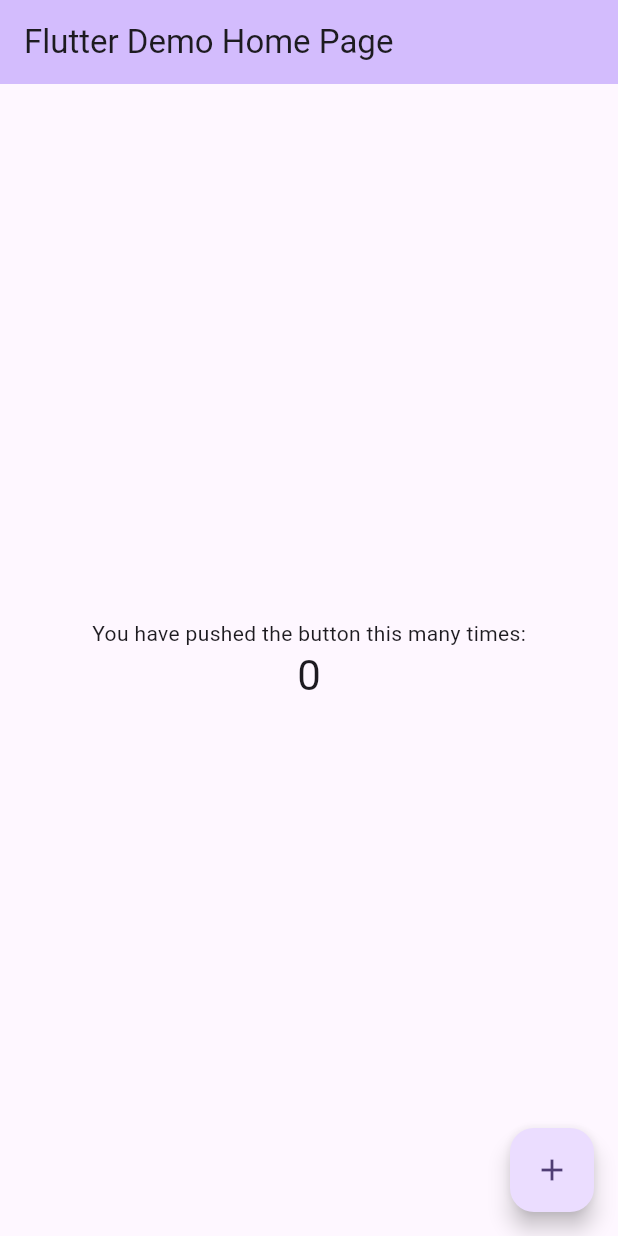
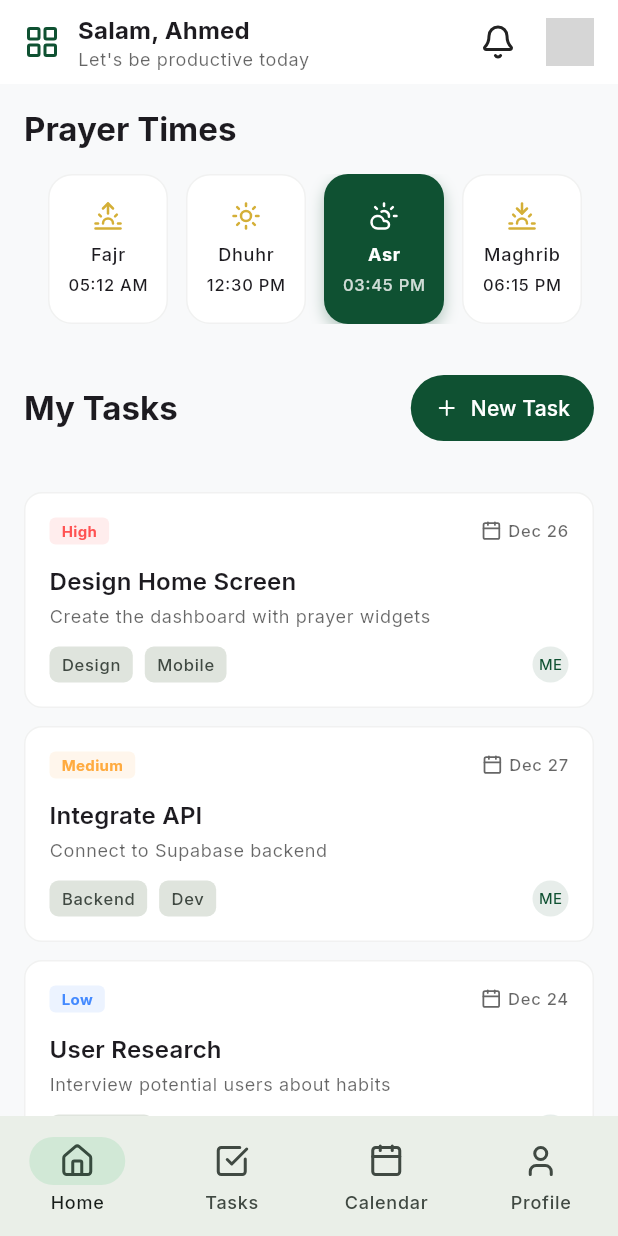
Before and after one commit to could-ai/019b536f-1b17-77f4-82b9-dcf05c0c19a7, a Flutter app: the screen it shows after launch, on a phone screen of 412 x 824 dp. Run offline on Flutter 3.47's test engine with Material 3 defaults, Android fonts, the phone set to English and light mode, and no system bars; our stand-ins replace google_fonts, lucide_icons; network calls fail; grey boxes are pictures that could not be loaded.

Commit message:
Fixed lucide_icons version to ^0.257.0 to resolve dependency error.; Updated main.dart to use the new AppTheme and point to HomeScreen.; Created PrayerStrip widget to display prayer times horizontally with active state highlighting.; Created TaskCard widget to display individual task details including priority, tags, and due date.; Created HomeScreen with responsive layout (NavigationRail for desktop/iPad, BottomNavigationBar for mobile), displaying prayer times and a task list.

```diff
--- /dev/null
+++ b/usr/lib/features/home/screens/home_screen.dart
@@ -0,0 +1,180 @@
+import 'package:flutter/material.dart';
+import 'package:couldai_user_app/core/data/mock_data.dart';
+import 'package:couldai_user_app/features/prayer/widgets/prayer_strip.dart';
+import 'package:couldai_user_app/features/tasks/widgets/task_card.dart';
+import 'package:lucide_icons/lucide_icons.dart';
+
+class HomeScreen extends StatefulWidget {
+  const HomeScreen({super.key});
+
+  @override
+  State<HomeScreen> createState() => _HomeScreenState();
+}
+
+class _HomeScreenState extends State<HomeScreen> {
+  int _selectedIndex = 0;
+
+  @override
+  Widget build(BuildContext context) {
+    final isWideScreen = MediaQuery.of(context).size.width > 800;
+    final theme = Theme.of(context);
+
+    return Scaffold(
+      body: Row(
+        children: [
+          if (isWideScreen)
+            NavigationRail(
+              selectedIndex: _selectedIndex,
+              onDestinationSelected: (int index) {
+                setState(() {
+                  _selectedIndex = index;
+                });
+              },
+              labelType: NavigationRailLabelType.all,
+              leading: Padding(
+                padding: const EdgeInsets.symmetric(vertical: 24),
+                child: Icon(LucideIcons.layoutGrid, color: theme.colorScheme.primary, size: 32),
+              ),
+              destinations: const [
+                NavigationRailDestination(
+                  icon: Icon(LucideIcons.home),
+                  label: Text('Home'),
+                ),
+                NavigationRailDestination(
+                  icon: Icon(LucideIcons.checkSquare),
+                  label: Text('Tasks'),
+                ),
+                NavigationRailDestination(
+                  icon: Icon(LucideIcons.calendar),
+                  label: Text('Calendar'),
+                ),
+                NavigationRailDestination(
+                  icon: Icon(LucideIcons.settings),
+                  label: Text('Settings'),
+                ),
+              ],
+            ),
+          if (isWideScreen) const VerticalDivider(thickness: 1, width: 1),
+          Expanded(
+            child: CustomScrollView(
+              slivers: [
+                SliverAppBar(
+                  floating: true,
+                  title: Row(
+                    children: [
+                      if (!isWideScreen) ...[
+                        Icon(LucideIcons.layoutGrid, color: theme.colorScheme.primary),
+                        const SizedBox(width: 12),
+                      ],
+                      Column(
+                        crossAxisAlignment: CrossAxisAlignment.start,
+                        children: [
+                          Text(
+                            'Salam, Ahmed',
+                            style: theme.textTheme.titleMedium?.copyWith(fontWeight: FontWeight.bold),
+                          ),
+                          Text(
+                            'Let\'s be productive today',
+                            style: theme.textTheme.bodySmall?.copyWith(color: theme.hintColor),
+                          ),
+                        ],
+                      ),
+                    ],
+                  ),
+                  actions: [
+                    IconButton(
+                      icon: const Icon(LucideIcons.bell),
+                      onPressed: () {},
+                    ),
+                    const SizedBox(width: 8),
+                    const CircleAvatar(
+                      radius: 16,
+                      backgroundImage: NetworkImage('https://i.pravatar.cc/150?img=11'),
+                    ),
+                    const SizedBox(width: 16),
+                  ],
+                ),
+                SliverToBoxAdapter(
+                  child: Padding(
+                    padding: const EdgeInsets.all(16.0),
+                    child: Column(
+                      crossAxisAlignment: CrossAxisAlignment.start,
+                      children: [
+                        Text(
+                          'Prayer Times',
+                          style: theme.textTheme.titleLarge?.copyWith(fontWeight: FontWeight.bold),
+                        ),
+                        const SizedBox(height: 16),
+                        const PrayerStrip(),
+                        const SizedBox(height: 32),
+                        Row(
+                          mainAxisAlignment: MainAxisAlignment.spaceBetween,
+                          children: [
+                            Text(
+                              'My Tasks',
+                              style: theme.textTheme.titleLarge?.copyWith(fontWeight: FontWeight.bold),
+                            ),
+                            FilledButton.icon(
+                              onPressed: () {},
+                              icon: const Icon(LucideIcons.plus, size: 16),
+                              label: const Text('New Task'),
+                              style: FilledButton.styleFrom(
+                                padding: const EdgeInsets.symmetric(horizontal: 16, vertical: 12),
+                              ),
+                            ),
+                          ],
+                        ),
+                        const SizedBox(height: 16),
+                      ],
+                    ),
+                  ),
+                ),
+                SliverPadding(
+                  padding: const EdgeInsets.symmetric(horizontal: 16),
+                  sliver: SliverList(
+                    delegate: SliverChildBuilderDelegate(
+                      (context, index) {
+                        final task = MockData.tasks[index];
+                        return TaskCard(task: task);
+                      },
+                      childCount: MockData.tasks.length,
+                    ),
+                  ),
+                ),
+                const SliverToBoxAdapter(child: SizedBox(height: 80)),
+              ],
+            ),
+          ),
+        ],
+      ),
+      bottomNavigationBar: isWideScreen
+          ? null
+          : NavigationBar(
+              selectedIndex: _selectedIndex,
+              onDestinationSelected: (int index) {
+                setState(() {
+                  _selectedIndex = index;
+                });
+              },
+              destinations: const [
+                NavigationDestination(
+                  icon: Icon(LucideIcons.home),
+                  label: 'Home',
+                ),
+                NavigationDestination(
+                  icon: Icon(LucideIcons.checkSquare),
+                  label: 'Tasks',
+                ),
+                NavigationDestination(
+                  icon: Icon(LucideIcons.calendar),
+                  label: 'Calendar',
+                ),
+                NavigationDestination(
+                  icon: Icon(LucideIcons.user),
+                  label: 'Profile',
+                ),
+              ],
+            ),
+    );
+  }
+}
--- /dev/null
+++ b/usr/lib/features/prayer/widgets/prayer_strip.dart
@@ -0,0 +1,98 @@
+import 'package:flutter/material.dart';
+import 'package:couldai_user_app/core/data/mock_data.dart';
+import 'package:intl/intl.dart';
+import 'package:lucide_icons/lucide_icons.dart';
+
+class PrayerStrip extends StatelessWidget {
+  const PrayerStrip({super.key});
+
+  @override
+  Widget build(BuildContext context) {
+    return SizedBox(
+      height: 100,
+      child: ListView.separated(
+        scrollDirection: Axis.horizontal,
+        padding: const EdgeInsets.symmetric(horizontal: 16),
+        itemCount: MockData.prayerTimes.length,
+        separatorBuilder: (context, index) => const SizedBox(width: 12),
+        itemBuilder: (context, index) {
+          final prayer = MockData.prayerTimes[index];
+          return _PrayerCard(prayer: prayer);
+        },
+      ),
+    );
+  }
+}
+
+class _PrayerCard extends StatelessWidget {
+  final PrayerTime prayer;
+
+  const _PrayerCard({required this.prayer});
+
+  @override
+  Widget build(BuildContext context) {
+    final theme = Theme.of(context);
+    final isNext = prayer.isNext;
+
+    return Container(
+      width: 80,
+      padding: const EdgeInsets.symmetric(vertical: 12),
+      decoration: BoxDecoration(
+        color: isNext ? theme.colorScheme.primary : theme.cardTheme.color,
+        borderRadius: BorderRadius.circular(16),
+        border: isNext ? null : Border.all(color: theme.dividerColor.withOpacity(0.1)),
+        boxShadow: isNext
+            ? [
+                BoxShadow(
+                  color: theme.colorScheme.primary.withOpacity(0.3),
+                  blurRadius: 8,
+                  offset: const Offset(0, 4),
+                )
+              ]
+            : [],
+      ),
+      child: Column(
+        mainAxisAlignment: MainAxisAlignment.center,
+        children: [
+          Icon(
+            _getIconForPrayer(prayer.name),
+            size: 20,
+            color: isNext ? theme.colorScheme.onPrimary : theme.colorScheme.secondary,
+          ),
+          const SizedBox(height: 8),
+          Text(
+            prayer.name,
+            style: theme.textTheme.labelMedium?.copyWith(
+              color: isNext ? theme.colorScheme.onPrimary : theme.textTheme.bodyMedium?.color,
+              fontWeight: isNext ? FontWeight.bold : FontWeight.w500,
+            ),
+          ),
+          const SizedBox(height: 4),
+          Text(
+            prayer.time,
+            style: theme.textTheme.labelSmall?.copyWith(
+              color: isNext ? theme.colorScheme.onPrimary.withOpacity(0.8) : theme.textTheme.bodySmall?.color,
+            ),
+          ),
+        ],
+      ),
+    );
+  }
+
+  IconData _getIconForPrayer(String name) {
+    switch (name.toLowerCase()) {
+      case 'fajr':
+        return LucideIcons.sunrise;
+      case 'dhuhr':
+        return LucideIcons.sun;
+      case 'asr':
+        return LucideIcons.cloudSun;
+      case 'maghrib':
+        return LucideIcons.sunset;
+      case 'isha':
+        return LucideIcons.moon;
+      default:
+        return LucideIcons.clock;
+    }
+  }
+}
--- /dev/null
+++ b/usr/lib/features/tasks/widgets/task_card.dart
@@ -0,0 +1,121 @@
+import 'package:flutter/material.dart';
+import 'package:couldai_user_app/core/data/mock_data.dart';
+import 'package:intl/intl.dart';
+import 'package:lucide_icons/lucide_icons.dart';
+
+class TaskCard extends StatelessWidget {
+  final Task task;
+
+  const TaskCard({super.key, required this.task});
+
+  @override
+  Widget build(BuildContext context) {
+    final theme = Theme.of(context);
+
+    return Container(
+      margin: const EdgeInsets.only(bottom: 12),
+      padding: const EdgeInsets.all(16),
+      decoration: BoxDecoration(
+        color: theme.cardTheme.color,
+        borderRadius: BorderRadius.circular(12),
+        border: Border.all(color: theme.dividerColor.withOpacity(0.1)),
+      ),
+      child: Column(
+        crossAxisAlignment: CrossAxisAlignment.start,
+        children: [
+          Row(
+            mainAxisAlignment: MainAxisAlignment.spaceBetween,
+            children: [
+              _buildPriorityBadge(context, task.priority),
+              if (task.dueDate != null)
+                Row(
+                  children: [
+                    Icon(LucideIcons.calendar, size: 14, color: theme.hintColor),
+                    const SizedBox(width: 4),
+                    Text(
+                      DateFormat('MMM d').format(task.dueDate!),
+                      style: theme.textTheme.labelSmall?.copyWith(color: theme.hintColor),
+                    ),
+                  ],
+                ),
+            ],
+          ),
+          const SizedBox(height: 12),
+          Text(
+            task.title,
+            style: theme.textTheme.titleMedium?.copyWith(fontWeight: FontWeight.w600),
+          ),
+          const SizedBox(height: 4),
+          Text(
+            task.description,
+            style: theme.textTheme.bodySmall?.copyWith(color: theme.hintColor),
+            maxLines: 2,
+            overflow: TextOverflow.ellipsis,
+          ),
+          const SizedBox(height: 12),
+          Row(
+            children: [
+              ...task.tags.map((tag) => Padding(
+                    padding: const EdgeInsets.only(right: 8),
+                    child: Container(
+                      padding: const EdgeInsets.symmetric(horizontal: 8, vertical: 4),
+                      decoration: BoxDecoration(
+                        color: theme.colorScheme.surfaceContainerHighest,
+                        borderRadius: BorderRadius.circular(6),
+                      ),
+                      child: Text(
+                        tag,
+                        style: theme.textTheme.labelSmall?.copyWith(
+                          color: theme.colorScheme.onSurfaceVariant,
+                        ),
+                      ),
+                    ),
+                  )),
+              const Spacer(),
+              CircleAvatar(
+                radius: 12,
+                backgroundColor: theme.colorScheme.primary.withOpacity(0.1),
+                child: Text(
+                  'ME',
+                  style: TextStyle(fontSize: 10, color: theme.colorScheme.primary),
+                ),
+              ),
+            ],
+          ),
+        ],
+      ),
+    );
+  }
+
+  Widget _buildPriorityBadge(BuildContext context, TaskPriority priority) {
+    Color color;
+    String label;
+
+    switch (priority) {
+      case TaskPriority.high:
+        color = Colors.redAccent;
+        label = 'High';
+        break;
+      case TaskPriority.medium:
+        color = Colors.orangeAccent;
+        label = 'Medium';
+        break;
+      case TaskPriority.low:
+        color = Colors.blueAccent;
+        label = 'Low';
+        break;
+    }
+
+    return Container(
+      padding: const EdgeInsets.symmetric(horizontal: 8, vertical: 2),
+      decoration: BoxDecoration(
+        color: color.withOpacity(0.1),
+        borderRadius: BorderRadius.circular(4),
+      ),
+      child: Text(
+        label,
+        style: TextStyle(color: color, fontSize: 10, fontWeight: FontWeight.bold),
+      ),
+    );
+  }
+}
--- a/usr/lib/main.dart
+++ b/usr/lib/main.dart
@@ -1,4 +1,6 @@
 import 'package:flutter/material.dart';
+import 'package:couldai_user_app/core/theme/app_theme.dart';
+import 'package:couldai_user_app/features/home/screens/home_screen.dart';
 
 void main() {
   runApp(const MyApp());
@@ -7,117 +9,18 @@ void main() {
 class MyApp extends StatelessWidget {
   const MyApp({super.key});
 
-  // This widget is the root of your application.
   @override
   Widget build(BuildContext context) {
     return MaterialApp(
-      title: 'Flutter Demo',
+      title: 'DeenTask',
       debugShowCheckedModeBanner: false,
-      theme: ThemeData(
-        // This is the theme of your application.
-        //
-        // TRY THIS: Try running your application with "flutter run". You'll see
-        // the application has a purple toolbar. Then, without quitting the app,
-        // try changing the seedColor in the colorScheme below to Colors.green
-        // and then invoke "hot reload" (save your changes or press the "hot
-        // reload" button in a Flutter-supported IDE, or press "r" if you used
-        // the command line to start the app).
-        //
-        // Notice that the counter didn't reset back to zero; the application
-        // state is not lost during the reload. To reset the state, use hot
-        // restart instead.
-        //
-        // This works for code too, not just values: Most code changes can be
-        // tested with just a hot reload.
-        colorScheme: ColorScheme.fromSeed(seedColor: Colors.deepPurple),
-      ),
+      theme: AppTheme.lightTheme,
+      darkTheme: AppTheme.darkTheme,
+      themeMode: ThemeMode.system,
       initialRoute: '/',
       routes: {
-        '/': (context) => const MyHomePage(title: 'Flutter Demo Home Page'),
+        '/': (context) => const HomeScreen(),
       },
     );
   }
 }
-
-class MyHomePage extends StatefulWidget {
-  const MyHomePage({super.key, required this.title});
-
-  // This widget is the home page of your application. It is stateful, meaning
-  // that it has a State object (defined below) that contains fields that affect
-  // how it looks.
-
-  // This class is the configuration for the state. It holds the values (in this
-  // case the title) provided by the parent (in this case the App widget) and
-  // used by the build method of the State. Fields in a Widget subclass are
-  // always marked "final".
-
-  final String title;
-
-  @override
-  State<MyHomePage> createState() => _MyHomePageState();
-}
-
-class _MyHomePageState extends State<MyHomePage> {
-  int _counter = 0;
-
-  void _incrementCounter() {
-    setState(() {
-      // This call to setState tells the Flutter framework that something has
-      // changed in this State, which causes it to rerun the build method below
-      // so that the display can reflect the updated values. If we changed
-      // _counter without calling setState(), then the build method would not be
-      // called again, and so nothing would appear to happen.
-      _counter++;
-    });
-  }
-
-  @override
-  Widget build(BuildContext context) {
-    // This method is rerun every time setState is called, for instance as done
-    // by the _incrementCounter method above.
-    //
-    // The Flutter framework has been optimized to make rerunning build methods
-    // fast, so that you can just rebuild anything that needs updating rather
-    // than having to individually change instances of widgets.
-    return Scaffold(
-      appBar: AppBar(
-        // TRY THIS: Try changing the color here to a specific color (to
-        // Colors.amber, perhaps?) and trigger a hot reload to see the AppBar
-        // change color while the other colors stay the same.
-        backgroundColor: Theme.of(context).colorScheme.inversePrimary,
-        // Here we take the value from the MyHomePage object that was created by
-        // the App.build method, and use it to set our appbar title.
-        title: Text(widget.title),
-      ),
-      body: Center(
-        // Center is a layout widget. It takes a single child and positions it
-        // in the middle of the parent.
-        child: Column(
-          // Column is also a layout widget. It takes a list of children and
-          // arranges them vertically. By default, it sizes itself to fit its
-          // children horizontally, and tries to be as tall as its parent.
-          //
-          // Column has various properties to control how it sizes itself and
-          // how it positions its children. Here we use mainAxisAlignment to
-          // center the children vertically; the main axis here is the vertical
-          // axis because Columns are vertical (the cross axis would be
-          // horizontal).
-          //
-          // TRY THIS: Invoke "debug painting" (choose the "Toggle Debug Paint"
-          // action in the IDE, or press "p" in the console), to see the
-          // wireframe for each widget.
-          mainAxisAlignment: MainAxisAlignment.center,
-          children: <Widget>[
-            const Text('You have pushed the button this many times:'),
-            Text('$_counter', style: Theme.of(context).textTheme.headlineMedium),
-          ],
-        ),
-      ),
-      floatingActionButton: FloatingActionButton(
-        onPressed: _incrementCounter,
-        tooltip: 'Increment',
-        child: const Icon(Icons.add),
-      ), // This trailing comma makes auto-formatting nicer for build methods.
-    );
-  }
-}
--- a/usr/pubspec.yaml
+++ b/usr/pubspec.yaml
@@ -12,7 +12,7 @@ dependencies:
   cupertino_icons: ^1.0.8
   intl: ^0.19.0
   google_fonts: ^6.2.1
-  lucide_icons: ^0.2.0
+  lucide_icons: ^0.257.0
 
 dev_dependencies:
   flutter_test:
```
